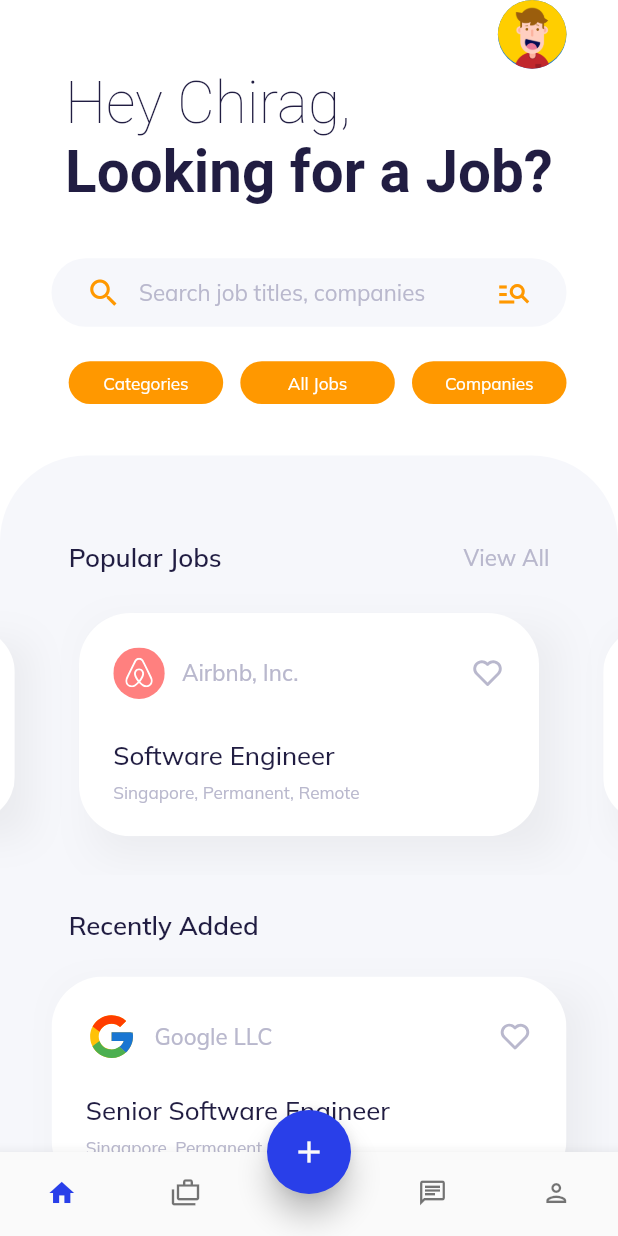
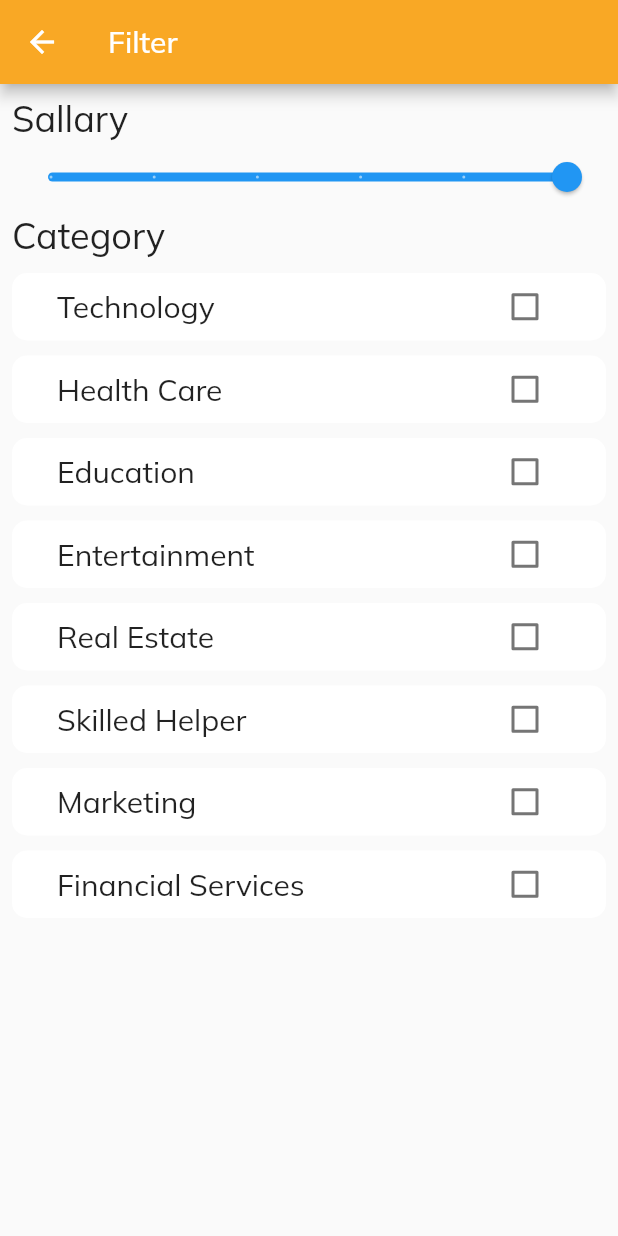
Before and after one commit to Chirag123-bit/HireHubApp, a Flutter app: the screen it shows after launch, on a phone screen of 412 x 824 dp. Run offline on Flutter 3.47's test engine with Material 2 defaults, Android fonts, the phone set to English and light mode, and no system bars; drawn by our look-alikes of carousel_slider; our stand-ins replace dio, equatable, flutter_screenutil, flutter_svg, google_fonts, motion_toast.

Commit message:
started working on filter screen

```diff
--- a/lib/main.dart
+++ b/lib/main.dart
@@ -4,6 +4,7 @@ import 'package:google_fonts/google_fonts.dart';
 import 'package:hirehub/config/Constants.dart';
 import 'package:hirehub/screens/applicant/ApplicantMainScreen.dart';
 import 'package:hirehub/screens/applicant/category/CategoryScreen.dart';
+import 'package:hirehub/screens/applicant/filter/FilterScreen.dart';
 import 'package:hirehub/screens/auth/Login.dart';
 import 'package:hirehub/screens/auth/Register.dart';
 import 'package:hirehub/screens/splash/splashScreen.dart';
@@ -38,13 +39,14 @@ class MyApp extends StatelessWidget {
             .copyWith(secondary: const Color(0xFFFED408)),
       ),
       debugShowCheckedModeBanner: false,
-      initialRoute: "/home",
+      initialRoute: "/filter",
       routes: {
         "/": (context) => const SplashScreen(),
         "/home": (context) => const ApplicantMainPage(),
         "/login": (context) => const LoginScreen(),
         "/register": (context) => const Register(),
         "/category": (context) => const CategoryScreen(),
+        "/filter": (context) => const FilterScreen(),
       },
     );
   }
--- a/lib/models/Category.dart
+++ b/lib/models/Category.dart
@@ -19,48 +19,56 @@ class Category {
   static List<Category> generatedCategories() {
     return [
       Category(
+        id: '1',
         background: Palette.orangeCard,
         title: "Technology",
         subtitle: "15 Jobs",
         image: "assets/icons/tech.png",
       ),
       Category(
+        id: '2',
         background: Palette.pinkCard,
         title: "Health Care",
         subtitle: "7 Jobs",
         image: "assets/icons/health.png",
       ),
       Category(
+        id: '3',
         background: Palette.redCard,
         title: "Education",
         subtitle: "9 Jobs",
         image: "assets/icons/education.png",
       ),
       Category(
+        id: '4',
         background: Palette.greenCard,
         title: "Entertainment",
         subtitle: "15 Jobs",
         image: "assets/icons/entertainment.png",
       ),
       Category(
+        id: '5',
         background: Palette.pinkCard,
         title: "Real Estate",
         subtitle: "4 Jobs",
         image: "assets/icons/real.png",
       ),
       Category(
+        id: '6',
         background: Palette.orangeCard,
         title: "Skilled Helper",
         subtitle: "15 Jobs",
         image: "assets/icons/worker.png",
       ),
       Category(
+        id: '7',
         background: Palette.purpleCard,
         title: "Marketing",
         subtitle: "15 Jobs",
         image: "assets/icons/marketing.png",
       ),
       Category(
+        id: '8',
         background: Palette.redCard,
         title: "Financial Services",
         subtitle: "2 Jobs",
--- /dev/null
+++ b/lib/models/filterModels/CategoryFilter.dart
@@ -0,0 +1,39 @@
+import 'package:equatable/equatable.dart';
+import 'package:hirehub/models/Category.dart';
+
+class CategoryFilter extends Equatable {
+  final String id;
+  final Category category;
+  final bool value;
+
+  const CategoryFilter({
+    required this.category,
+    required this.id,
+    required this.value,
+  });
+
+  CategoryFilter copyWith({
+    Category? category,
+    String? id,
+    bool? value,
+  }) {
+    return CategoryFilter(
+      category: category ?? this.category,
+      id: id ?? this.id,
+      value: value ?? this.value,
+    );
+  }
+
+  @override
+  // TODO: implement props
+  List<Object?> get props => [id, category, value];
+
+  static List<CategoryFilter> filters =
+      Category.generatedCategories().map((category) {
+    return CategoryFilter(
+      category: category,
+      id: category.id!,
+      value: false,
+    );
+  }).toList();
+}
--- /dev/null
+++ b/lib/models/filterModels/Sallary.dart
@@ -0,0 +1,19 @@
+import 'package:equatable/equatable.dart';
+
+class Sallary extends Equatable {
+  final int id;
+  final String sallary;
+
+  const Sallary({
+    required this.id,
+    required this.sallary,
+  });
+  @override
+  List<Object> get props => [id, sallary];
+
+  static List<Sallary> sallaries = [
+    const Sallary(id: 1, sallary: '\$'),
+    const Sallary(id: 2, sallary: '\$\$'),
+    const Sallary(id: 3, sallary: '\$\$\$'),
+  ];
+}
--- /dev/null
+++ b/lib/models/filterModels/SallaryFilter.dart
@@ -0,0 +1,38 @@
+import 'package:equatable/equatable.dart';
+import 'package:hirehub/models/filterModels/Sallary.dart';
+
+class SallaryFilter extends Equatable {
+  final int id;
+  final Sallary sallary;
+  final bool value;
+
+  const SallaryFilter({
+    required this.sallary,
+    required this.id,
+    required this.value,
+  });
+
+  SallaryFilter copyWith({
+    Sallary? sallary,
+    int? id,
+    bool? value,
+  }) {
+    return SallaryFilter(
+      sallary: sallary ?? this.sallary,
+      id: id ?? this.id,
+      value: value ?? this.value,
+    );
+  }
+
+  @override
+  // TODO: implement props
+  List<Object?> get props => [id, sallary, value];
+
+  static List<SallaryFilter> filters = Sallary.sallaries.map((sallary) {
+    return SallaryFilter(
+      sallary: sallary,
+      id: sallary.id,
+      value: false,
+    );
+  }).toList();
+}
--- /dev/null
+++ b/lib/screens/applicant/filter/FilterScreen.dart
@@ -0,0 +1,91 @@
+import 'package:flutter/material.dart';
+import 'package:hirehub/models/Category.dart';
+
+class FilterScreen extends StatefulWidget {
+  const FilterScreen({Key? key}) : super(key: key);
+
+  @override
+  State<FilterScreen> createState() => _FilterScreenState();
+}
+
+class _FilterScreenState extends State<FilterScreen> {
+  double _selectedRange = 100;
+
+  @override
+  Widget build(BuildContext context) {
+    return Scaffold(
+      appBar: AppBar(
+        title: const Text("Filter"),
+      ),
+      body: Padding(
+        padding: const EdgeInsets.all(8.0),
+        child: Column(
+          crossAxisAlignment: CrossAxisAlignment.start,
+          children: [
+            Text(
+              "Sallary",
+              style: Theme.of(context).textTheme.headline5!,
+            ),
+            Slider(
+                label: "$_selectedRange" "K",
+                value: _selectedRange,
+                max: 100,
+                min: 0,
+                divisions: 5,
+                onChanged: (value) {
+                  setState(() {
+                    _selectedRange = value;
+                  });
+                }),
+            Text(
+              "Category",
+              style: Theme.of(context).textTheme.headline5!,
+            ),
+            CustomCategoryFilter(categories: Category.generatedCategories())
+          ],
+        ),
+      ),
+    );
+  }
+}
+
+class CustomCategoryFilter extends StatelessWidget {
+  final List<Category> categories;
+  const CustomCategoryFilter({Key? key, required this.categories})
+      : super(key: key);
+
+  @override
+  Widget build(BuildContext context) {
+    return ListView.builder(
+      shrinkWrap: true,
+      itemCount: categories.length,
+      itemBuilder: (BuildContext context, int index) {
+        return Container(
+            width: double.infinity,
+            margin: const EdgeInsets.only(top: 10),
+            padding: const EdgeInsets.symmetric(
+              horizontal: 30,
+              vertical: 10,
+            ),
+            decoration: BoxDecoration(
+              color: Colors.white,
+              borderRadius: BorderRadius.circular(10),
+            ),
+            child: Row(
+              mainAxisAlignment: MainAxisAlignment.spaceBetween,
+              children: [
+                Text(categories[index].title!,
+                    style: const TextStyle(fontSize: 20)),
+                SizedBox(
+                  height: 25,
+                  child: Checkbox(
+                    value: false,
+                    onChanged: (value) {},
+                  ),
+                )
+              ],
+            ));
+      },
+    );
+  }
+}
--- a/lib/screens/applicant/home/widgets/HomeContent.dart
+++ b/lib/screens/applicant/home/widgets/HomeContent.dart
@@ -31,7 +31,7 @@ class HomeContent extends StatelessWidget {
                   mainAxisAlignment: MainAxisAlignment.spaceBetween,
                   children: [
                     Text(
-                      'Popular Jobs',
+                      'Recommended Jobs',
                       style: kSubTitleTextStyle.copyWith(
                         fontWeight: FontWeight.w600,
                       ),
--- a/pubspec.yaml
+++ b/pubspec.yaml
@@ -52,6 +52,7 @@ dependencies:
   simple_animations: ^1.3.3
   flutter_screenutil: ^5.5.3+2
   carousel_slider: ^4.1.1
+  equatable: ^2.0.3
 
 dev_dependencies:
   flutter_test:
```
Also changed, not shown: pubspec.lock.
